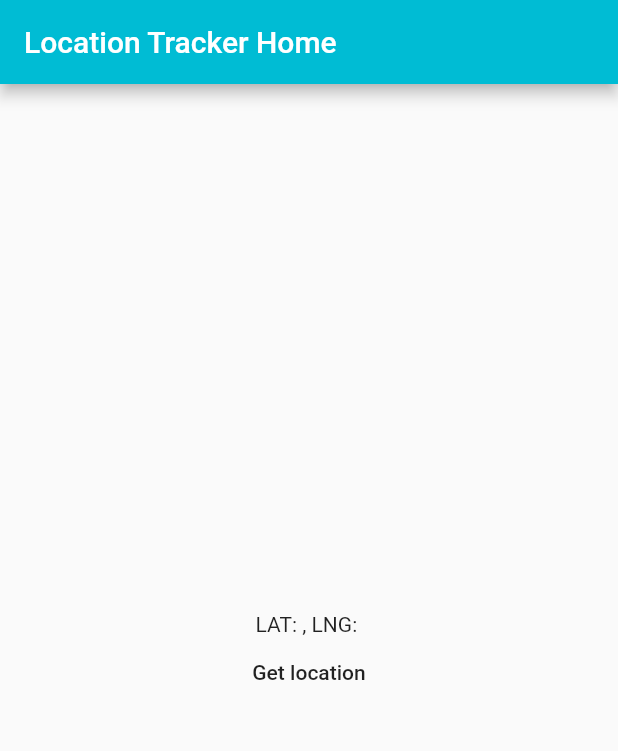
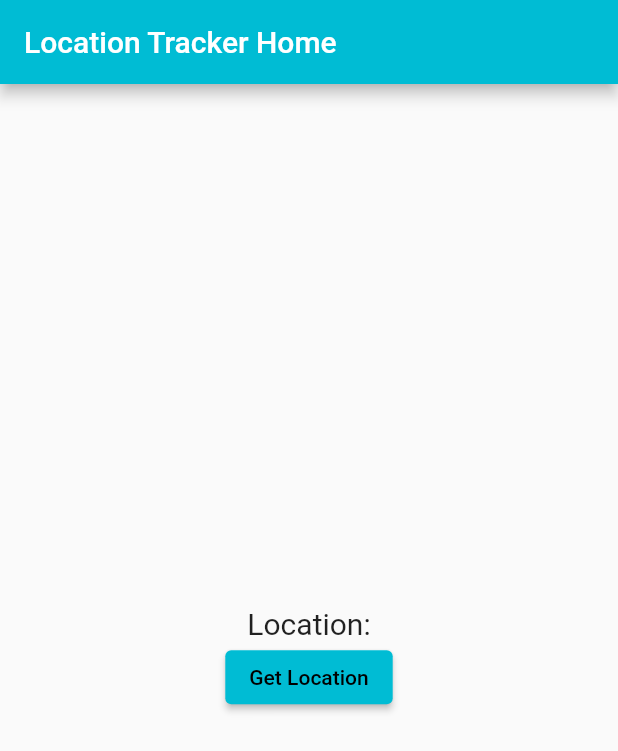
Before and after one commit to jamesearls/final-year-project, a Flutter app: the screen it shows after launch, on a phone screen of 412 x 824 dp. Shown: the top 751 px of the screen. Run offline on Flutter 3.47's test engine with Material 2 defaults, Android fonts, the phone set to English and light mode, and no system bars; our stand-ins replace firebase_auth, firebase_core, fluttertoast, geolocator; accounts and stored records are empty.

Commit message:
updated home screen

```diff
--- a/location_tracker/lib/screens/home_screen/home_screen.dart
+++ b/location_tracker/lib/screens/home_screen/home_screen.dart
@@ -1,5 +1,9 @@
+// ignore_for_file: prefer_typing_uninitialized_variables
+
 import 'package:flutter/material.dart';
 import 'package:geolocator/geolocator.dart';
+import 'package:fluttertoast/fluttertoast.dart';
+import 'package:location_tracker/utils/local_utils.dart';
 
 class HomeScreen extends StatefulWidget {
   // This widget is the home page of your application. It is stateful, meaning
@@ -16,28 +20,45 @@ class HomeScreen extends StatefulWidget {
 }
 
 class _HomeScreenState extends State<HomeScreen> {
-  var locationMessage = '';
-  String latitude = '';
-  String longitude = '';
+  Position? position;
+  var latitude;
+  var longitude;
 
-  void getCurrentLocation() async {
-    LocationPermission permission = await Geolocator.requestPermission();
-    var position = await Geolocator.getCurrentPosition(
-        desiredAccuracy: LocationAccuracy.high);
-    var lat = position.latitude;
-    var long = position.longitude;
+  getLocation() async {
+    bool serviceEnabled;
+    LocationPermission permission;
 
-    latitude = "$lat";
-    longitude = "$long";
+    serviceEnabled = await Geolocator.isLocationServiceEnabled();
 
+    if (!serviceEnabled) {
+      Fluttertoast.showToast(msg: 'Location Service is disabled');
+    }
+    permission = await Geolocator.checkPermission();
+    if (permission == LocationPermission.denied) {
+      permission = await Geolocator.requestPermission();
+      if (permission == LocationPermission.denied) {
+        Fluttertoast.showToast(msg: 'User denied the permission');
+      }
+    }
+    if (permission == LocationPermission.deniedForever) {
+      Fluttertoast.showToast(msg: 'User denied the permission forever');
+    }
+    Position currentposition = await Geolocator.getCurrentPosition();
     setState(() {
-      locationMessage = "Latitude $lat and Longitude $long";
+      position = currentposition;
+      latitude = currentposition.latitude;
+      longitude = currentposition.longitude;
     });
   }
 
   @override
+  void initState() {
+    getLocation();
+    super.initState();
+  }
+
+  @override
   Widget build(BuildContext context) {
-    getCurrentLocation();
     // This method is rerun every time setState is called, for instance as done
     // by the _incrementCounter method above.
     //
@@ -57,13 +78,13 @@ class _HomeScreenState extends State<HomeScreen> {
         child: Column(
           mainAxisAlignment: MainAxisAlignment.center,
           children: <Widget>[
-            Text("LAT: $latitude, LNG: $longitude"),
-            FlatButton(
-              child: const Text("Get location"),
-              onPressed: () {
-                getCurrentLocation();
-              },
-            ),
+            Text(position == null ? 'Location:' : position.toString(),
+                style: const TextStyle(fontSize: 20)),
+            ElevatedButton(
+                onPressed: () {
+                  getLocation();
+                },
+                child: const Text('Get Location'))
           ],
         ),
       ),
```
Also changed, not shown: location_tracker/pubspec.lock.
